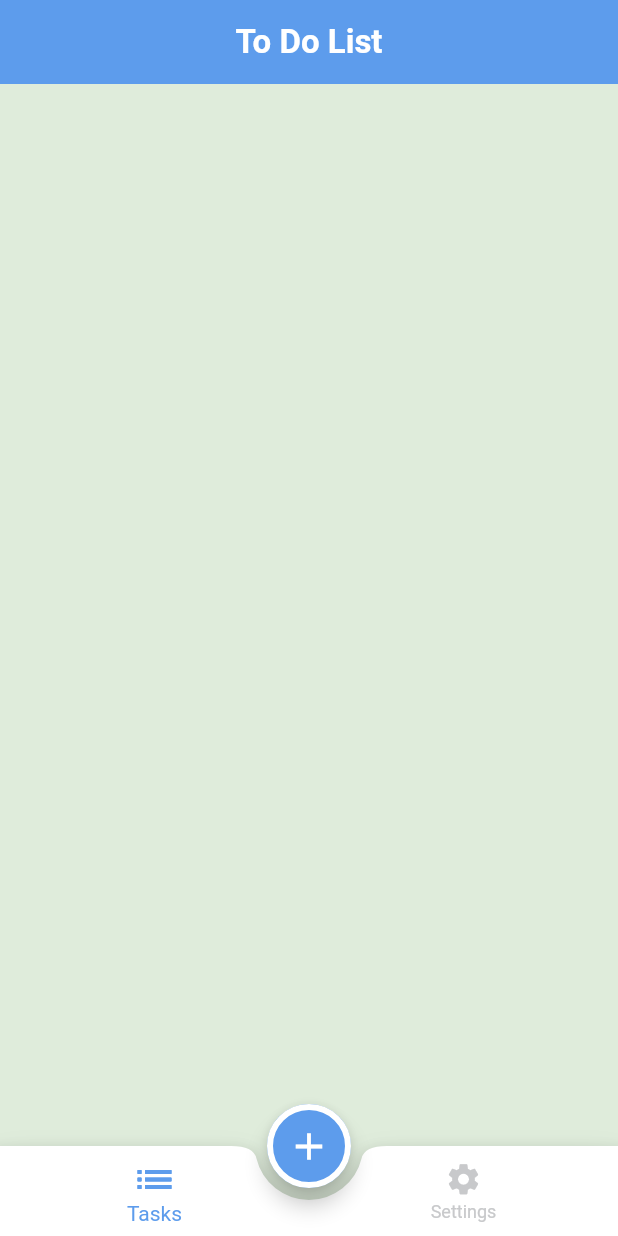
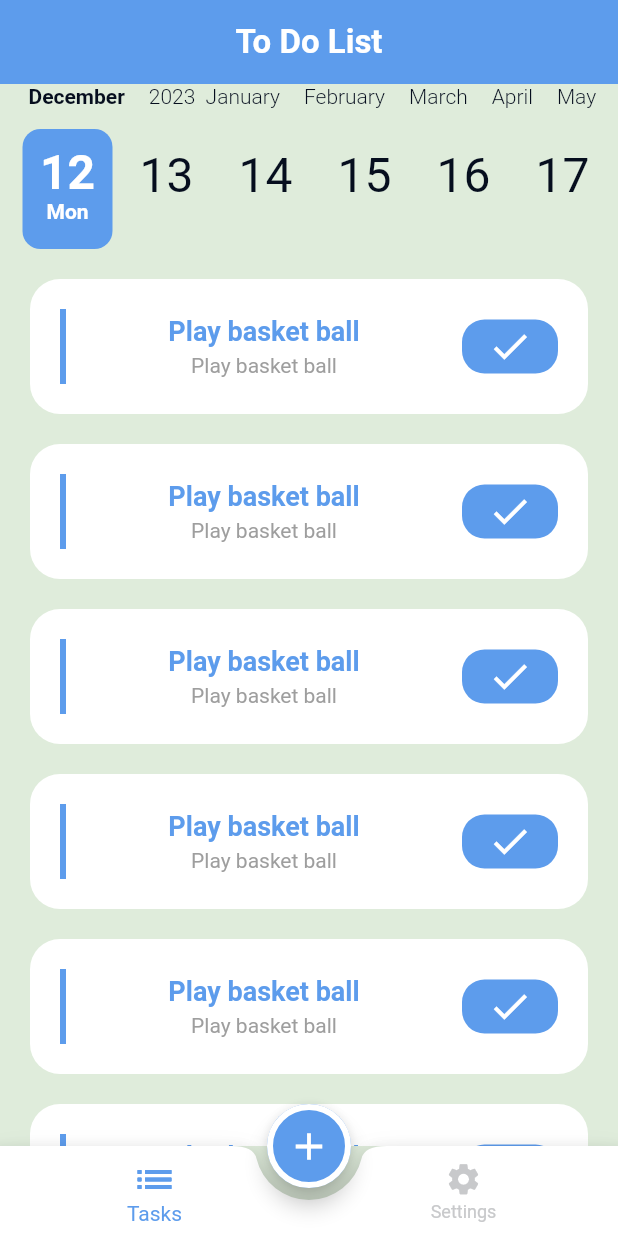
Before and after one commit to ibrahimzaher/todo_app, a Flutter app: the screen it shows after launch, on a phone screen of 412 x 824 dp. Run offline on Flutter 3.47's test engine with Material 2 defaults, Android fonts, the phone set to English and light mode, and no system bars; drawn by our look-alikes of calendar_timeline; our stand-ins replace cloud_firestore, firebase_core; accounts and stored records are empty.

Commit message:
added tasks Tab

```diff
--- a/lib/layout/home/home_layout.dart
+++ b/lib/layout/home/home_layout.dart
@@ -50,7 +50,7 @@ class HomeLayout extends StatelessWidget {
             ],
           ),
         ),
-        body: const [TasksTab(), SettingsTab()][provider.currentIndex],
+        body: [TasksTab(), SettingsTab()][provider.currentIndex],
       ),
     );
   }
--- a/lib/modules/tasks/tasks_tab.dart
+++ b/lib/modules/tasks/tasks_tab.dart
@@ -1,10 +1,53 @@
+import 'package:calendar_timeline/calendar_timeline.dart';
 import 'package:flutter/material.dart';
+import 'package:provider/provider.dart';
+import 'package:todo_app/modules/tasks/tassk_item.dart';
+import 'package:todo_app/shared/components/my_spacer.dart';
+import 'package:todo_app/shared/provider/theme_provider.dart';
+import 'package:todo_app/shared/styles/colors.dart';
 
 class TasksTab extends StatelessWidget {
-  const TasksTab({Key? key}) : super(key: key);
-
+  var dateSelected = DateTime.now();
   @override
   Widget build(BuildContext context) {
-    return Container();
+    var provider = Provider.of<ThemeProvider>(context);
+    return Column(
+      children: [
+        CalendarTimeline(
+          initialDate: dateSelected,
+          firstDate: DateTime.now().subtract(
+            const Duration(
+              days: 365,
+            ),
+          ),
+          lastDate: DateTime.now().add(
+            const Duration(
+              days: 365,
+            ),
+          ),
+          onDateSelected: (date) {
+            dateSelected = date;
+            print(dateSelected);
+          },
+          leftMargin: 15,
+          monthColor: provider.isDark() ? whiteColor : darkColor,
+          dayColor: provider.isDark() ? whiteColor : darkColor,
+          activeDayColor: provider.isDark() ? darkColor : whiteColor,
+          activeBackgroundDayColor: blueColor,
+          dotsColor: Colors.transparent,
+          selectableDayPredicate: (date) => true,
+          locale: 'en_ISO',
+        ),
+        const MySpacer(
+          height: 20,
+        ),
+        Expanded(
+          child: ListView.builder(
+            itemBuilder: (context, index) => const TaskItem(),
+            itemCount: 20,
+          ),
+        ),
+      ],
+    );
   }
 }
--- /dev/null
+++ b/lib/modules/tasks/tassk_item.dart
@@ -0,0 +1,70 @@
+import 'package:flutter/material.dart';
+import 'package:provider/provider.dart';
+import 'package:todo_app/shared/provider/theme_provider.dart';
+import 'package:todo_app/shared/styles/colors.dart';
+
+class TaskItem extends StatelessWidget {
+  const TaskItem({Key? key}) : super(key: key);
+
+  @override
+  Widget build(BuildContext context) {
+    var provider = Provider.of<ThemeProvider>(context);
+    return Container(
+      margin: const EdgeInsetsDirectional.only(
+        start: 20,
+        end: 20,
+        bottom: 20,
+      ),
+      decoration: BoxDecoration(
+        borderRadius: BorderRadiusDirectional.circular(
+          20,
+        ),
+        color: provider.isDark() ? bottomColor : whiteColor,
+      ),
+      padding: const EdgeInsetsDirectional.all(20),
+      child: Row(
+        children: [
+          Container(
+            height: 50,
+            color: blueColor,
+            width: 4,
+          ),
+          Expanded(
+            child: Column(
+              children: [
+                Text(
+                  'Play basket ball',
+                  style: Theme.of(context).textTheme.headline3,
+                ),
+                const SizedBox(
+                  height: 4,
+                ),
+                const Text(
+                  'Play basket ball',
+                  style: TextStyle(color: Colors.grey),
+                ),
+              ],
+            ),
+          ),
+          ElevatedButton(
+            style: ElevatedButton.styleFrom(
+              backgroundColor: blueColor,
+              elevation: 0,
+              shape: RoundedRectangleBorder(
+                borderRadius: BorderRadiusDirectional.circular(
+                  15,
+                ),
+              ),
+            ),
+            onPressed: () {},
+            child: Icon(
+              Icons.check_sharp,
+              color: whiteColor,
+              size: 30,
+            ),
+          ),
+        ],
+      ),
+    );
+  }
+}
--- a/lib/shared/styles/my_theme.dart
+++ b/lib/shared/styles/my_theme.dart
@@ -21,6 +21,11 @@ class MyTheme {
         color: hintLightColor,
         fontSize: 20,
         fontWeight: FontWeight.bold,
+      ),
+      headline3: TextStyle(
+        fontSize: 18,
+        fontWeight: FontWeight.bold,
+        color: blueColor,
       ),
     ),
     floatingActionButtonTheme: FloatingActionButtonThemeData(
@@ -81,6 +86,11 @@ class MyTheme {
         fontSize: 20,
         fontWeight: FontWeight.bold,
       ),
+      headline3: TextStyle(
+        fontSize: 18,
+        fontWeight: FontWeight.bold,
+        color: blueColor,
+      ),
     ),
     appBarTheme: AppBarTheme(
       elevation: 0,
--- a/pubspec.yaml
+++ b/pubspec.yaml
@@ -40,6 +40,7 @@ dependencies:
   intl: ^0.17.0
   firebase_core: ^2.4.0
   cloud_firestore: ^4.2.0
+  calendar_timeline: ^1.0.5
 
 dev_dependencies:
   flutter_test:
```
Also changed, not shown: pubspec.lock.
